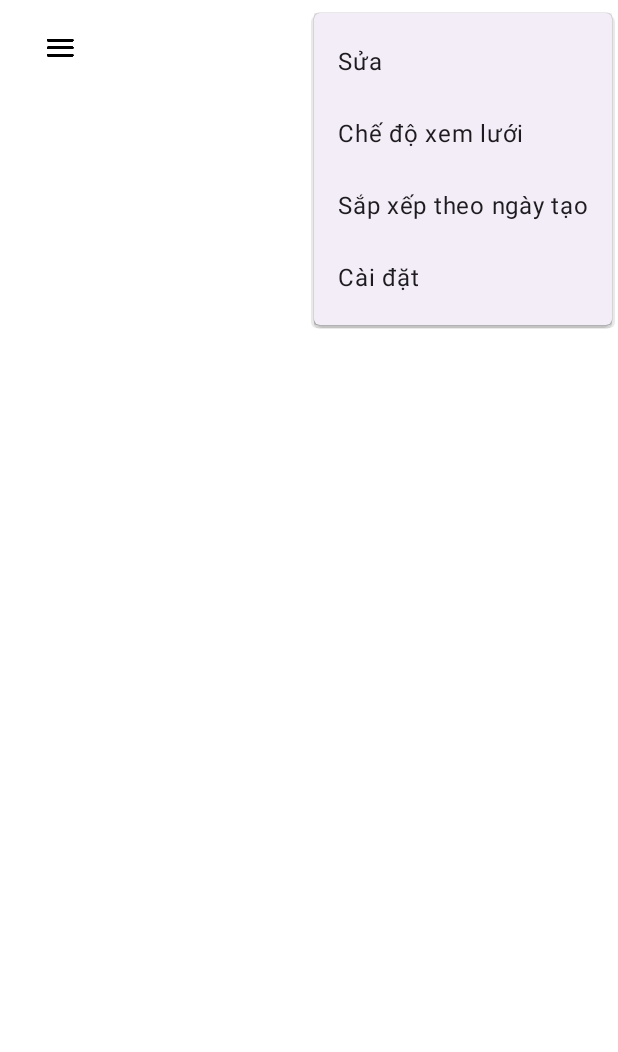
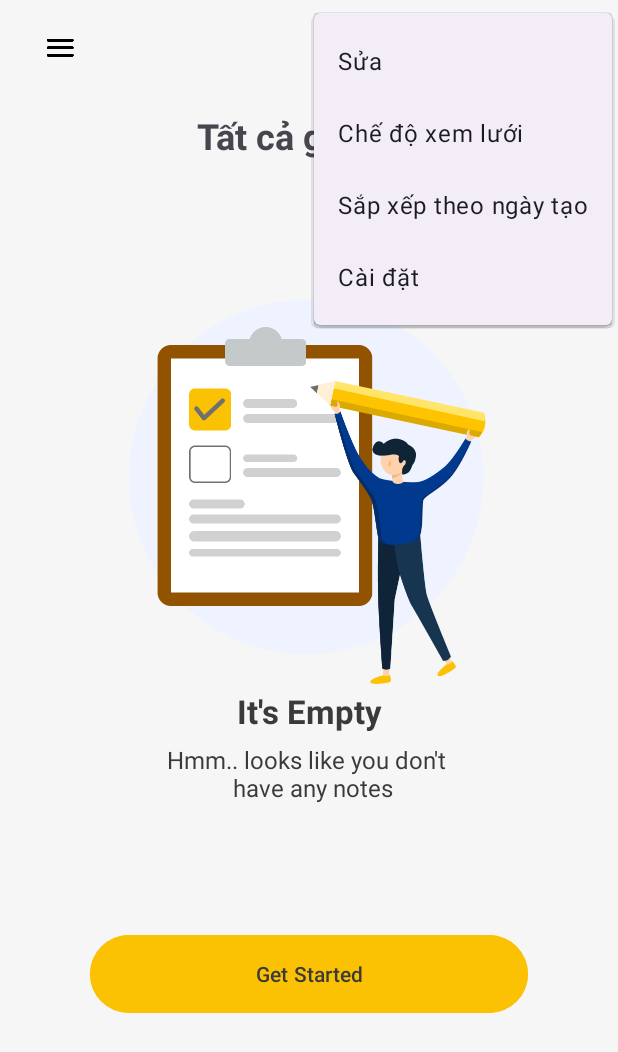
Before and after one commit to thuanyg/NoteEz, an Android app: the screen it shows after launch (HomeActivity), with the options menu open, on a phone screen of 412 x 824 dp. Shown: the top 1052 px of the screen. Run offline under Robolectric (Android 15) with nearby library versions, the phone set to English and light mode, and no system bars; our stand-ins replace Room's generated code.

Commit message:
Note Activity

```diff
--- /dev/null
+++ b/app/src/main/java/com/thuanht/noteez/adapter/NoteAdapter.java
@@ -0,0 +1,64 @@
+package com.thuanht.noteez.adapter;
+
+import android.content.Context;
+import android.text.TextUtils;
+import android.view.LayoutInflater;
+import android.view.View;
+import android.view.ViewGroup;
+
+import androidx.annotation.NonNull;
+import androidx.recyclerview.widget.RecyclerView;
+
+import com.thuanht.noteez.databinding.ItemNoteListBinding;
+import com.thuanht.noteez.model.Note;
+
+import java.util.List;
+
+public class NoteAdapter extends RecyclerView.Adapter<NoteAdapter.NoteItemViewHolder>{
+
+    private List<Note> notes;
+    private Context context;
+    private OnItemClickListener listener;
+
+    public NoteAdapter(Context context, List<Note> notes, OnItemClickListener listener) {
+        this.notes = notes;
+        this.context = context;
+        this.listener = listener;
+    }
+
+    @NonNull
+    @Override
+    public NoteItemViewHolder onCreateViewHolder(@NonNull ViewGroup parent, int viewType) {
+        ItemNoteListBinding binding = ItemNoteListBinding.inflate(LayoutInflater.from(parent.getContext()), parent, false);
+        return new NoteItemViewHolder(binding);
+    }
+
+    @Override
+    public void onBindViewHolder(@NonNull NoteItemViewHolder holder, int position) {
+        Note note = notes.get(position);
+        if(TextUtils.isEmpty(note.getTitle())) holder.binding.tvNoteTitle.setHint("Không có tiêu đề");
+        if(TextUtils.isEmpty(note.getNoteContent())) holder.binding.tvNoteContent.setVisibility(View.GONE);
+        holder.binding.tvNoteTitle.setText(note.getTitle());
+        holder.binding.tvNoteContent.setText(note.getNoteContent());
+        holder.binding.tvNoteDate.setText(note.getDate());
+
+        holder.itemView.setOnClickListener(v -> listener.onClick(note));
+    }
+
+    @Override
+    public int getItemCount() {
+        return notes.size();
+    }
+
+    public static class NoteItemViewHolder extends RecyclerView.ViewHolder {
+        ItemNoteListBinding binding;
+        public NoteItemViewHolder(@NonNull ItemNoteListBinding binding) {
+            super(binding.getRoot());
+            this.binding = binding;
+        }
+    }
+
+    public interface OnItemClickListener{
+        void onClick(Note note);
+    }
+}
--- a/app/src/main/java/com/thuanht/noteez/database/dao/NoteDAO.java
+++ b/app/src/main/java/com/thuanht/noteez/database/dao/NoteDAO.java
@@ -10,7 +10,7 @@ import java.util.List;
 
 @Dao
 public interface NoteDAO {
-    @Query("SELECT * FROM note")
+    @Query("SELECT * FROM note ORDER BY date DESC")
     List<Note> selectAll();
 
     @Insert
--- a/app/src/main/java/com/thuanht/noteez/utils/DateUtils.java
+++ b/app/src/main/java/com/thuanht/noteez/utils/DateUtils.java
@@ -33,7 +33,7 @@ public class DateUtils {
         }
 
         DateTimeFormatter formatter = null;
-        formatter = DateTimeFormatter.ofPattern("HH:mm dd/MM/yyyy");
+        formatter = DateTimeFormatter.ofPattern("HH:mm:ss dd/MM/yyyy");
         String formattedDateTime = currentDateTime.format(formatter);
         return formattedDateTime;
     }
--- a/app/src/main/java/com/thuanht/noteez/view/HomeActivity.java
+++ b/app/src/main/java/com/thuanht/noteez/view/HomeActivity.java
@@ -8,6 +8,7 @@ import android.view.ContextThemeWrapper;
 import android.view.Menu;
 import android.view.MenuItem;
 import android.view.SubMenu;
+import android.view.View;
 
 import androidx.activity.EdgeToEdge;
 import androidx.activity.result.ActivityResult;
@@ -22,16 +23,23 @@ import androidx.appcompat.widget.SearchView;
 import androidx.core.graphics.Insets;
 import androidx.core.view.ViewCompat;
 import androidx.core.view.WindowInsetsCompat;
+import androidx.recyclerview.widget.LinearLayoutManager;
 
 import com.thuanht.noteez.R;
+import com.thuanht.noteez.adapter.NoteAdapter;
+import com.thuanht.noteez.database.room.AppDatabase;
 import com.thuanht.noteez.databinding.ActivityHomeBinding;
+import com.thuanht.noteez.model.Note;
+
+import java.util.ArrayList;
+import java.util.List;
 
 public class HomeActivity extends AppCompatActivity {
-
-    public static final String NOTE_OBJECT_INTENT_KEY = "Note_Intent_Key";
     private ActivityHomeBinding binding;
     private Menu mMenu;
     private SearchView searchView;
+    private List<Note> notes;
+    private NoteAdapter adapter;
     private ActivityResultLauncher<Intent> activityResultLauncher;
 
     @Override
@@ -40,6 +48,13 @@ public class HomeActivity extends AppCompatActivity {
         EdgeToEdge.enable(this);
         binding = ActivityHomeBinding.inflate(getLayoutInflater());
         setContentView(binding.getRoot());
+        initUI();
+        initData();
+        eventHandler();
+    }
+
+    private void initUI() {
+        // Config SystemUI
         ViewCompat.setOnApplyWindowInsetsListener(findViewById(R.id.main), (v, insets) -> {
             Insets systemBars = insets.getInsets(WindowInsetsCompat.Type.systemBars());
             v.setPadding(systemBars.left, systemBars.top, systemBars.right, systemBars.bottom);
@@ -50,7 +65,28 @@ public class HomeActivity extends AppCompatActivity {
         getSupportActionBar().setDisplayShowTitleEnabled(true); // Ensure the title is displayed
         getSupportActionBar().show();
 
-        eventHandler();
+        // Custom
+        notes = new ArrayList<>();
+        adapter = new NoteAdapter(this, notes, note -> goToWriteNoteActivity(note));
+        binding.rcvNotes.setLayoutManager(new LinearLayoutManager(this, LinearLayoutManager.VERTICAL, false));
+        binding.rcvNotes.setAdapter(adapter);
+        // S/H
+        if (AppDatabase.getInstance(this).noteDAO().selectAll().size() <= 0) {
+            binding.viewGroupEmptyNote.setVisibility(View.VISIBLE);
+            binding.btnAddNote.setVisibility(View.GONE);
+        } else {
+            binding.viewGroupEmptyNote.setVisibility(View.GONE);
+            binding.btnAddNote.setVisibility(View.VISIBLE);
+        }
+    }
+
+    private void initData() {
+        List<Note> list = AppDatabase.getInstance(this).noteDAO().selectAll();
+        if (list != null) {
+            notes.clear();
+            notes.addAll(list);
+            adapter.notifyDataSetChanged();
+        }
     }
 
     private void eventHandler() {
@@ -58,20 +94,39 @@ public class HomeActivity extends AppCompatActivity {
                 new ActivityResultCallback<ActivityResult>() {
                     @Override
                     public void onActivityResult(ActivityResult result) {
-                        if(result.getResultCode() == RESULT_OK){
+                        if (result.getResultCode() == RESULT_OK) {
                             Intent intent = result.getData();
                             // Get value
+                            if (intent != null) {
+                                Note note = (Note) intent.getSerializableExtra(NoteActivity.NOTE_OBJECT_DATA_KEY);
+                                if (note.getTitle() == "" && note.getNoteContent() == "") {
+                                    return;
+                                }
+                                notes.add(0, note);
+                                adapter.notifyItemInserted(0);
+                                binding.viewGroupEmptyNote.setVisibility(View.GONE);
+                                binding.btnAddNote.setVisibility(View.VISIBLE);
+                                binding.rcvNotes.smoothScrollToPosition(0);
+                                // Insert the note
+                                InsertNote(note);
+                            }
                         }
                     }
                 });
 
-        binding.btnGetStared.setOnClickListener(v -> {
-            goToWriteNoteActivity();
-        });
+        binding.btnGetStared.setOnClickListener(v -> goToWriteNoteActivity(null));
+        binding.btnAddNote.setOnClickListener(v -> goToWriteNoteActivity(null));
     }
 
-    private void goToWriteNoteActivity() {
+
+    private void InsertNote(Note note) {
+        AppDatabase.getInstance(this).noteDAO().insert(note);
+    }
+    private void goToWriteNoteActivity(Note note) {
         Intent intent = new Intent(this, NoteActivity.class);
+        if (note != null) {
+            intent.putExtra(NoteActivity.NOTE_OBJECT_DATA_KEY, note);
+        }
         activityResultLauncher.launch(intent);
     }
 
@@ -79,7 +134,7 @@ public class HomeActivity extends AppCompatActivity {
     private void eventMenuHandler() {
         searchView = (SearchView) mMenu.getItem(0).getActionView();
         searchView.setQueryHint("Search your notes");
-
+        searchView.setPadding(3,3,3,3);
     }
 
     @SuppressLint("RestrictedApi")
--- /dev/null
+++ b/app/src/main/res/drawable/ic_add.xml
@@ -0,0 +1,9 @@
+<vector xmlns:android="http://schemas.android.com/apk/res/android"
+    android:width="24dp"
+    android:height="24dp"
+    android:viewportWidth="960"
+    android:viewportHeight="960">
+  <path
+      android:fillColor="#FF000000"
+      android:pathData="M440,520L200,520v-80h240v-240h80v240h240v80L520,520v240h-80v-240Z"/>
+</vector>
--- a/app/src/main/res/layout/activity_home.xml
+++ b/app/src/main/res/layout/activity_home.xml
@@ -5,7 +5,7 @@
     android:id="@+id/main"
     android:layout_width="match_parent"
     android:layout_height="match_parent"
-    android:background="@color/white"
+    android:background="#F6F6F6"
     tools:context=".view.HomeActivity">
 
     <androidx.appcompat.widget.Toolbar
@@ -15,6 +15,7 @@
         app:layout_constraintEnd_toEndOf="parent"
         app:layout_constraintStart_toStartOf="parent"
         app:layout_constraintTop_toTopOf="parent">
+
         <ImageView
             android:id="@+id/btnMenuDrawer"
             android:layout_width="wrap_content"
@@ -24,53 +25,40 @@
             android:src="@drawable/ic_menu" />
     </androidx.appcompat.widget.Toolbar>
 
-    <androidx.constraintlayout.widget.ConstraintLayout
-        android:id="@+id/viewGroup_Toolbar"
+    <TextView
+        android:id="@+id/textView"
         android:layout_width="match_parent"
-        android:layout_height="50dp"
-        android:paddingTop="10dp"
-        android:visibility="gone"
-        app:layout_constraintEnd_toEndOf="parent"
-        app:layout_constraintStart_toStartOf="parent"
-        android:orientation="horizontal"
-        app:layout_constraintTop_toTopOf="parent">
-
-
-
-        <ImageView
-            android:id="@+id/btnSearch"
-            android:layout_width="wrap_content"
-            android:layout_height="wrap_content"
-            android:layout_gravity="center_vertical"
-            android:padding="5dp"
-            android:src="@drawable/ic_search"
-            android:layout_marginEnd="16dp"
-            app:layout_constraintBottom_toBottomOf="parent"
-            app:layout_constraintEnd_toEndOf="parent"
-            app:layout_constraintTop_toTopOf="@+id/btnMenu"
-            tools:ignore="UnknownId" />
-    </androidx.constraintlayout.widget.ConstraintLayout>
+        android:layout_height="wrap_content"
+        android:fontFamily="@font/roboto_bold"
+        android:paddingVertical="10dp"
+        android:text="Tất cả ghi chú"
+        android:textAlignment="center"
+        android:textSize="24sp"
+        app:layout_constraintTop_toBottomOf="@+id/toolbar" />
 
     <androidx.recyclerview.widget.RecyclerView
         android:id="@+id/rcv_notes"
         android:layout_width="match_parent"
-        android:layout_height="wrap_content"
-        android:layout_marginTop="15dp"
+        android:layout_height="match_parent"
+        android:layout_marginTop="120dp"
+        android:nestedScrollingEnabled="true"
         android:paddingHorizontal="10dp"
+        android:paddingBottom="10dp"
         app:layout_constraintEnd_toEndOf="parent"
         app:layout_constraintStart_toStartOf="parent"
-        app:layout_constraintTop_toBottomOf="@+id/toolbar" />
+        app:layout_constraintTop_toBottomOf="@+id/textView" />
 
     <LinearLayout
-        android:visibility="gone"
         android:id="@+id/viewGroup_EmptyNote"
         android:layout_width="match_parent"
         android:layout_height="match_parent"
         android:orientation="vertical"
+        android:visibility="gone"
         app:layout_constraintBottom_toBottomOf="parent"
         app:layout_constraintEnd_toEndOf="parent"
         app:layout_constraintStart_toStartOf="parent"
         app:layout_constraintTop_toTopOf="parent">
+
         <ImageView
             android:id="@+id/imageView_empty"
             android:layout_width="wrap_content"
@@ -82,15 +70,17 @@
             app:layout_constraintEnd_toEndOf="parent"
             app:layout_constraintStart_toStartOf="parent"
             app:layout_constraintTop_toTopOf="@+id/viewGroup_Toolbar" />
+
         <TextView
             android:layout_width="match_parent"
             android:layout_height="wrap_content"
             android:fontFamily="@font/roboto_bold"
+            android:padding="3dp"
             android:text="It's Empty"
             android:textAlignment="center"
-            android:padding="3dp"
             android:textColor="@color/grey_black"
-            android:textSize="22sp"/>
+            android:textSize="22sp" />
+
         <TextView
             android:layout_width="match_parent"
             android:layout_height="wrap_content"
@@ -99,20 +89,28 @@
             android:text="Hmm.. looks like you don't \n have any notes"
             android:textAlignment="center"
             android:textColor="@color/grey_black"
-            android:textSize="16sp"/>
+            android:textSize="16sp" />
 
         <Button
             android:id="@+id/btnGetStared"
             android:layout_width="match_parent"
             android:layout_height="60dp"
             android:layout_marginHorizontal="60dp"
+            android:layout_marginTop="80dp"
+            android:backgroundTint="@color/grey_yellow"
             android:text="Get Started"
-            android:layout_marginTop="80dp"
-            android:textSize="14sp"
             android:textColor="@color/grey_black"
-            android:backgroundTint="@color/grey_yellow"/>
+            android:textSize="14sp" />
     </LinearLayout>
 
-
-
+    <com.google.android.material.floatingactionbutton.FloatingActionButton
+        android:id="@+id/btnAddNote"
+        android:layout_width="wrap_content"
+        android:layout_height="wrap_content"
+        android:layout_marginEnd="25dp"
+        android:layout_marginBottom="25dp"
+        android:backgroundTint="@color/grey_icon"
+        android:src="@drawable/ic_add"
+        app:layout_constraintBottom_toBottomOf="parent"
+        app:layout_constraintEnd_toEndOf="parent" />
 </androidx.constraintlayout.widget.ConstraintLayout>
```
Also changed, not shown: app/src/main/java/com/thuanht/noteez/view/NoteActivity.java (+68 -26 lines), app/src/main/res/drawable/ic_redo.xml (added, +9 -0 lines), app/src/main/res/drawable/ic_sync.xml (added, +9 -0 lines), app/src/main/res/layout/item_note_list.xml (+47 -2 lines).
